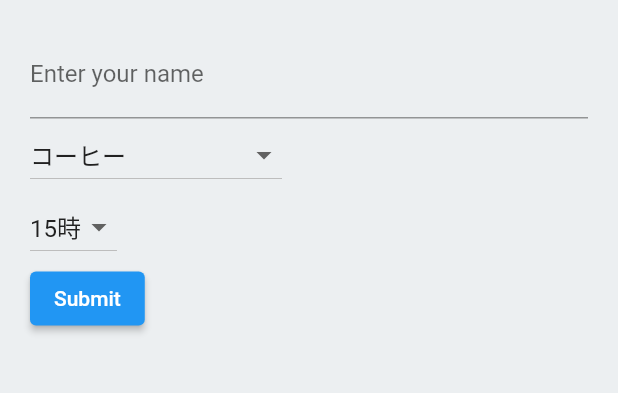
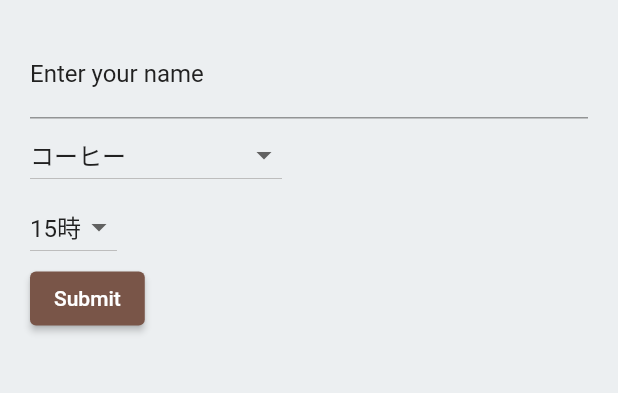
Before and after one commit to shinnkura/cafe_connect, a Flutter app: the screen it shows after launch, on a phone screen of 412 x 824 dp, the part 84-477 px from its top. Run offline on Flutter 3.47's test engine with Material 2 defaults, Android fonts, the phone set to English and light mode, and no system bars.

Commit message:
textfieldのlabelStyleを変更

```diff
--- a/lib/main.dart
+++ b/lib/main.dart
@@ -25,6 +25,7 @@ class MyApp extends StatelessWidget {
                     fontWeight: FontWeight.bold,
                     fontSize: 24,
                   ),
+                  titleMedium: const TextStyle(color: kTextColor),
                 ),
         visualDensity: VisualDensity.adaptivePlatformDensity,
       ),
--- a/lib/screens/home/my_home_page.dart
+++ b/lib/screens/home/my_home_page.dart
@@ -42,8 +42,13 @@ class MyHomePageState extends State<MyHomePage> {
           children: <Widget>[
             TextFormField(
               controller: _nameController,
+              style: Theme.of(context).textTheme.titleMedium,
               decoration: const InputDecoration(
                 labelText: 'Enter your name',
+                labelStyle: TextStyle(color: kTextColor),
+                focusedBorder: UnderlineInputBorder(
+                  borderSide: BorderSide(color: kTextColor),
+                ),
               ),
               validator: (value) {
                 if (value?.length == 0) {
@@ -86,6 +91,11 @@ class MyHomePageState extends State<MyHomePage> {
               onPressed: () {
                 if (_formKey.currentState!.validate()) {}
               },
+              style: ButtonStyle(
+                backgroundColor: MaterialStateProperty.all<Color>(
+                  kPrimaryColor,
+                ),
+              ),
               child: const Text('Submit'),
             ),
           ],
```
